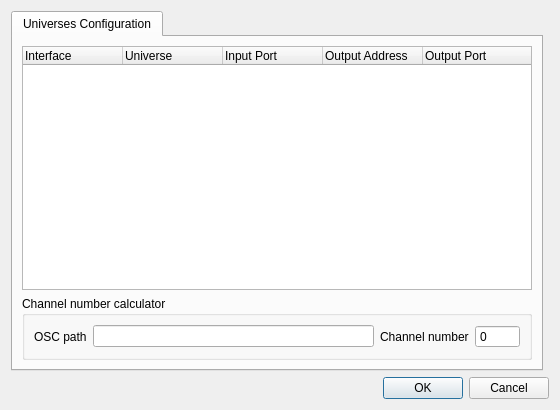
This is plugins/osc/configureosc.ui in mcallegari/qlcplus as Qt 5 draws it before an edit. The edited form follows.
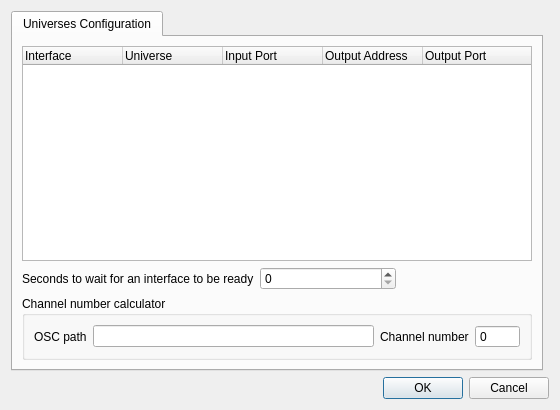
This is the edited form. Icons and pictures are not drawn.

Commit message: plugins/artnet,e1.31,osc: add a parameter to wait for interfaces to be ready

```diff
--- a/plugins/osc/configureosc.ui
+++ b/plugins/osc/configureosc.ui
@@ -82,6 +82,40 @@
          </column>
         </widget>
        </item>
+       <item>
+        <layout class="QHBoxLayout" name="horizontalLayout_3">
+         <item>
+          <widget class="QLabel" name="label_3">
+           <property name="text">
+            <string>Seconds to wait for an interface to be ready</string>
+           </property>
+          </widget>
+         </item>
+         <item>
+          <widget class="QSpinBox" name="m_waitReadySpin">
+           <property name="sizePolicy">
+            <sizepolicy hsizetype="MinimumExpanding" vsizetype="Fixed">
+             <horstretch>0</horstretch>
+             <verstretch>0</verstretch>
+            </sizepolicy>
+           </property>
+          </widget>
+         </item>
+         <item>
+          <spacer name="horizontalSpacer">
+           <property name="orientation">
+            <enum>Qt::Horizontal</enum>
+           </property>
+           <property name="sizeHint" stdset="0">
+            <size>
+             <width>40</width>
+             <height>20</height>
+            </size>
+           </property>
+          </spacer>
+         </item>
+        </layout>
+       </item>
        <item>
         <widget class="QGroupBox" name="groupBox">
          <property name="title">
```
Left out of the diff: 1 changed line with no effect on the pictures. The commit also changes 12 other files.
